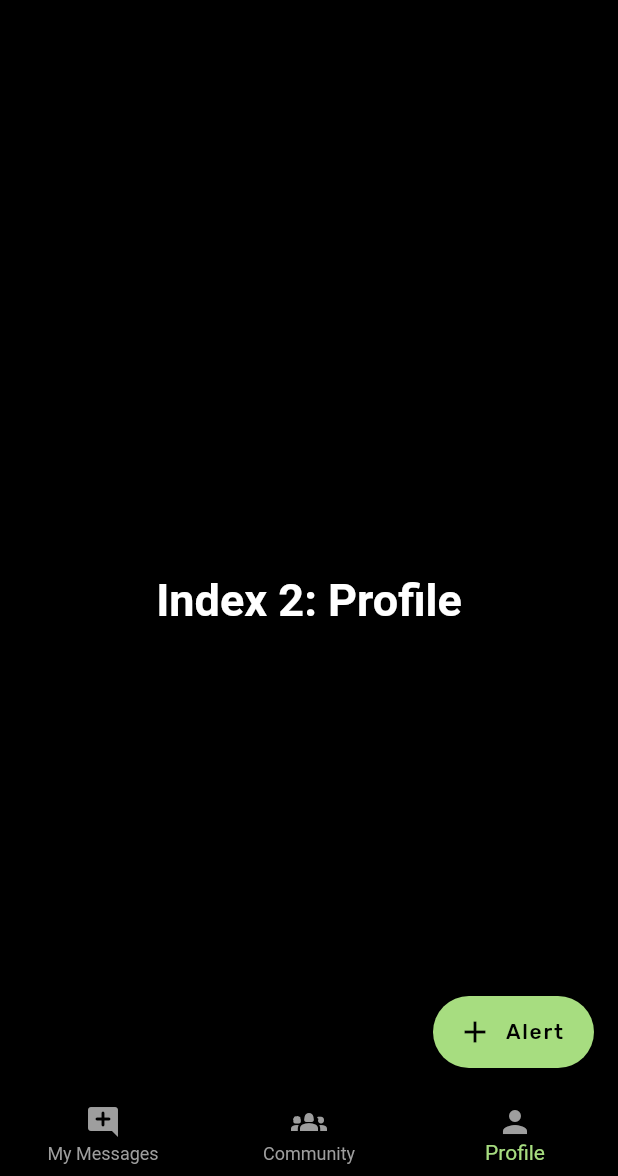
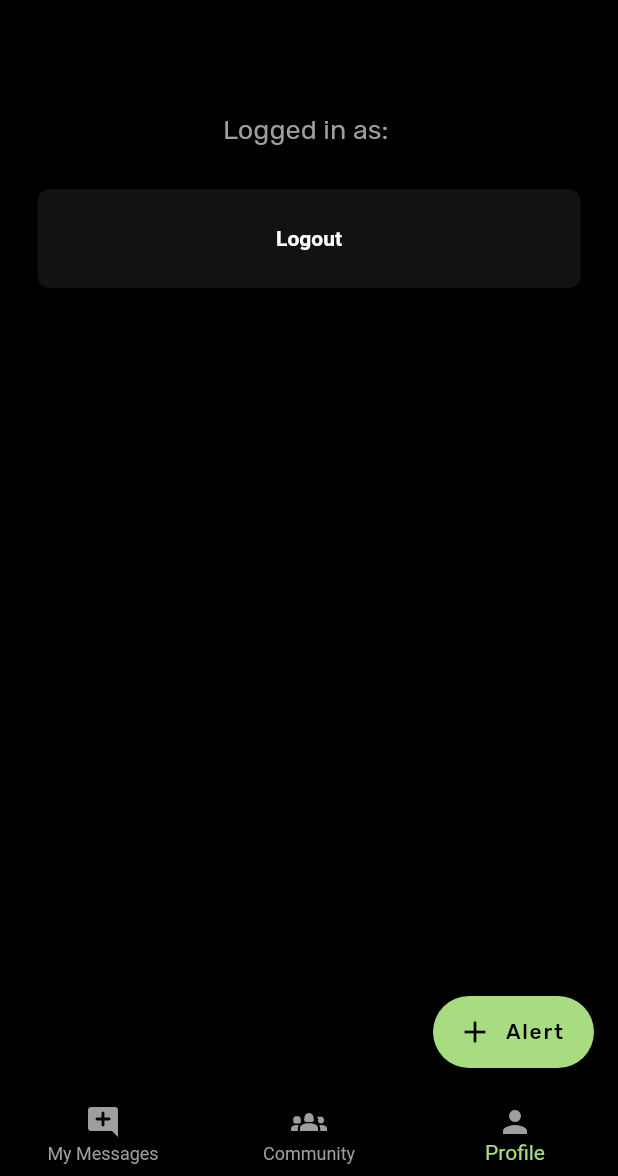
Before and after one commit to koechian/reportio, a Flutter app: the screen it shows once a user with an empty profile is signed in, item 3 of the bottom bar chosen, on a phone screen of 412 x 824 dp, the part 60-1236 px from its top. Run offline on Flutter 3.47's test engine with Material 2 defaults, Android fonts, the light colour scheme and no system bars; our stand-ins replace cloud_firestore, firebase_auth, firebase_core, google_fonts; accounts and stored records are empty.

Commit message:
Added logout screen, bottom modal in progress

```diff
--- a/lib/pages/landing.dart
+++ b/lib/pages/landing.dart
@@ -2,6 +2,8 @@ import 'package:firebase_auth/firebase_auth.dart';
 import 'package:flutter/material.dart';
 import 'package:cloud_firestore/cloud_firestore.dart';
 import 'package:google_fonts/google_fonts.dart';
+import 'package:reportio/components/auth_button.dart';
+import 'package:reportio/components/new_message.dart';
 import 'package:reportio/utils/read_data.dart';
 
 class Landing extends StatefulWidget {
@@ -66,10 +68,31 @@ class _LandingState extends State<Landing> {
       'Index 1: Community Posts',
       style: optionStyle,
     ),
-    const Text(
-      'Index 2: Profile',
-      style: optionStyle,
-    ),
+    Column(
+      children: [
+        const SizedBox(
+          height: 50,
+        ),
+        SizedBox(
+          height: 40,
+          child: Center(
+            child: Text(
+              'Logged in as: ${user.email!}',
+              style: GoogleFonts.rubik(fontSize: 18, color: Colors.grey),
+            ),
+          ),
+        ),
+        const SizedBox(
+          height: 20,
+        ),
+        Center(
+          child: MyButton(
+            onTap: logUserOut,
+            text: 'Logout',
+          ),
+        )
+      ],
+    )
   ];
   void _onItemTapped(int index) {
     setState(() {
@@ -81,7 +104,7 @@ class _LandingState extends State<Landing> {
   @override
   Widget build(BuildContext context) {
     return Scaffold(
-      extendBody: true,
+      // extendBody: true,
       backgroundColor: Colors.black,
       appBar: AppBar(
         title: Text(
@@ -97,7 +120,16 @@ class _LandingState extends State<Landing> {
       ),
       body: Center(child: _widgetOptions.elementAt(_selectedIndex)),
       floatingActionButton: FloatingActionButton.extended(
-        onPressed: () {},
+        onPressed: () => showModalBottomSheet(
+          shape: RoundedRectangleBorder(
+            borderRadius: BorderRadius.circular(20.0),
+          ),
+          backgroundColor: Colors.black,
+          context: context,
+          builder: (context) {
+            return const NewMessage();
+          },
+        ),
         elevation: 3,
         splashColor: Colors.green.shade600,
         label: Text(
```
